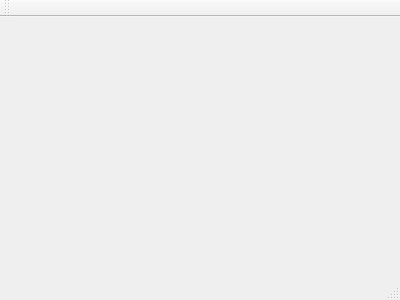
Qt form attendance_manage/mainwindow_dashboard.ui (Jeho0216/attendance_manage_project) before a commit.
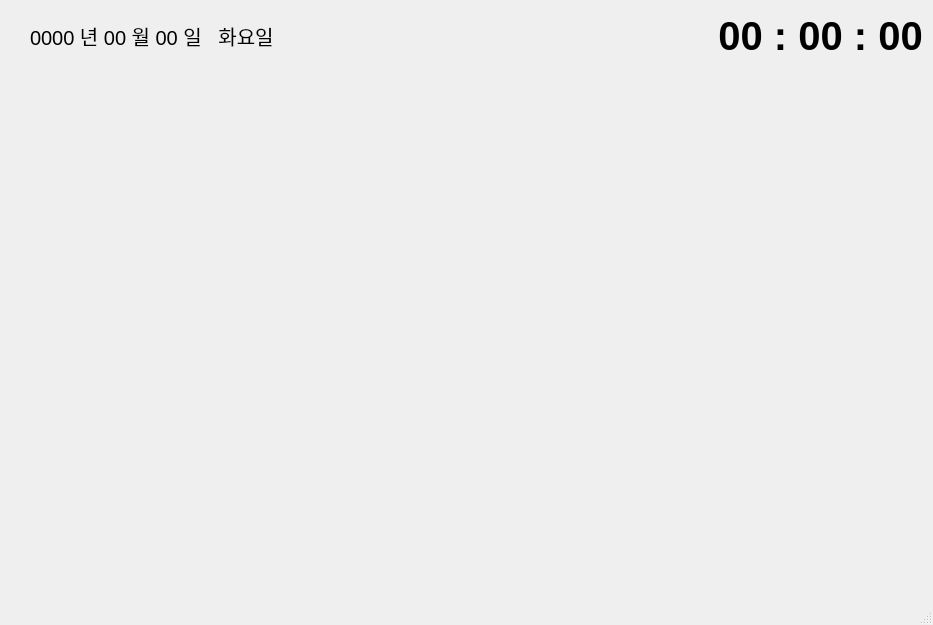
The same form after that commit.

Commit message: display current time/date on dashboard.

```diff
--- a/attendance_manage/mainwindow_dashboard.ui
+++ b/attendance_manage/mainwindow_dashboard.ui
@@ -1,24 +1,78 @@
 <ui version="4.0">
  <class>MainWindow</class>
- <widget class="QMainWindow" name="MainWindow" >
-  <property name="geometry" >
+ <widget class="QMainWindow" name="MainWindow">
+  <property name="geometry">
    <rect>
     <x>0</x>
     <y>0</y>
-    <width>400</width>
-    <height>300</height>
+    <width>933</width>
+    <height>625</height>
    </rect>
   </property>
   <property name="windowTitle" >
    <string>MainWindow</string>
   </property>
-  <widget class="QMenuBar" name="menuBar" />
-  <widget class="QToolBar" name="mainToolBar" />
-  <widget class="QWidget" name="centralWidget" />
-  <widget class="QStatusBar" name="statusBar" />
+  <widget class="QWidget" name="centralWidget">
+   <widget class="QLabel" name="label_time">
+    <property name="geometry">
+     <rect>
+      <x>710</x>
+      <y>0</y>
+      <width>221</width>
+      <height>71</height>
+     </rect>
+    </property>
+    <property name="font">
+     <font>
+      <pointsize>30</pointsize>
+      <weight>75</weight>
+      <bold>true</bold>
+     </font>
+    </property>
+    <property name="text">
+     <string>00 : 00 : 00</string>
+    </property>
+    <property name="alignment">
+     <set>Qt::AlignCenter</set>
+    </property>
+   </widget>
+   <widget class="QLabel" name="label_date">
+    <property name="geometry">
+     <rect>
+      <x>30</x>
+      <y>10</y>
+      <width>251</width>
+      <height>51</height>
+     </rect>
+    </property>
+    <property name="font">
+     <font>
+      <pointsize>15</pointsize>
+      <weight>50</weight>
+      <bold>false</bold>
+     </font>
+    </property>
+    <property name="text">
+     <string>0000 년 00 월 00 일   화요일</string>
+    </property>
+    <property name="alignment">
+     <set>Qt::AlignLeading|Qt::AlignLeft|Qt::AlignVCenter</set>
+    </property>
+   </widget>
+  </widget>
+  <widget class="QMenuBar" name="menuBar">
+   <property name="geometry">
+    <rect>
+     <x>0</x>
+     <y>0</y>
+     <width>933</width>
+     <height>22</height>
+    </rect>
+   </property>
+  </widget>
+  <widget class="QStatusBar" name="statusBar"/>
  </widget>
- <layoutDefault spacing="6" margin="11" />
- <pixmapfunction></pixmapfunction>
+ <layoutdefault spacing="6" margin="11"/>
  <resources/>
  <connections/>
 </ui>
```
Left out of the diff: 5 changed lines with no effect on the pictures. The commit also changes 2 other files.
